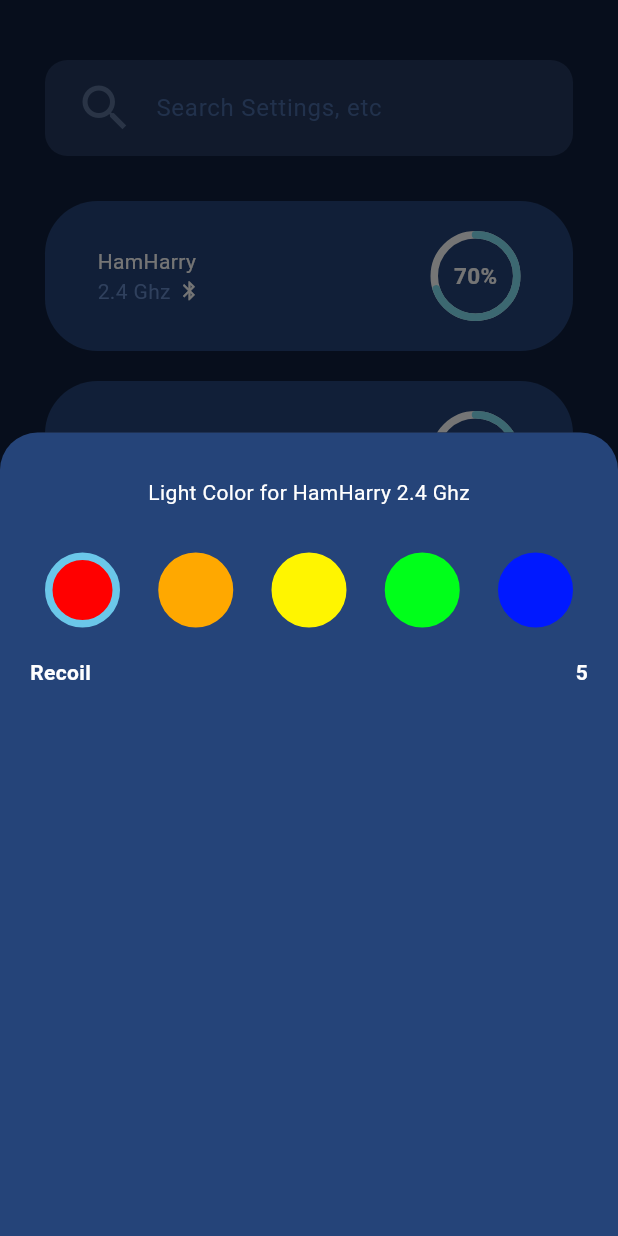
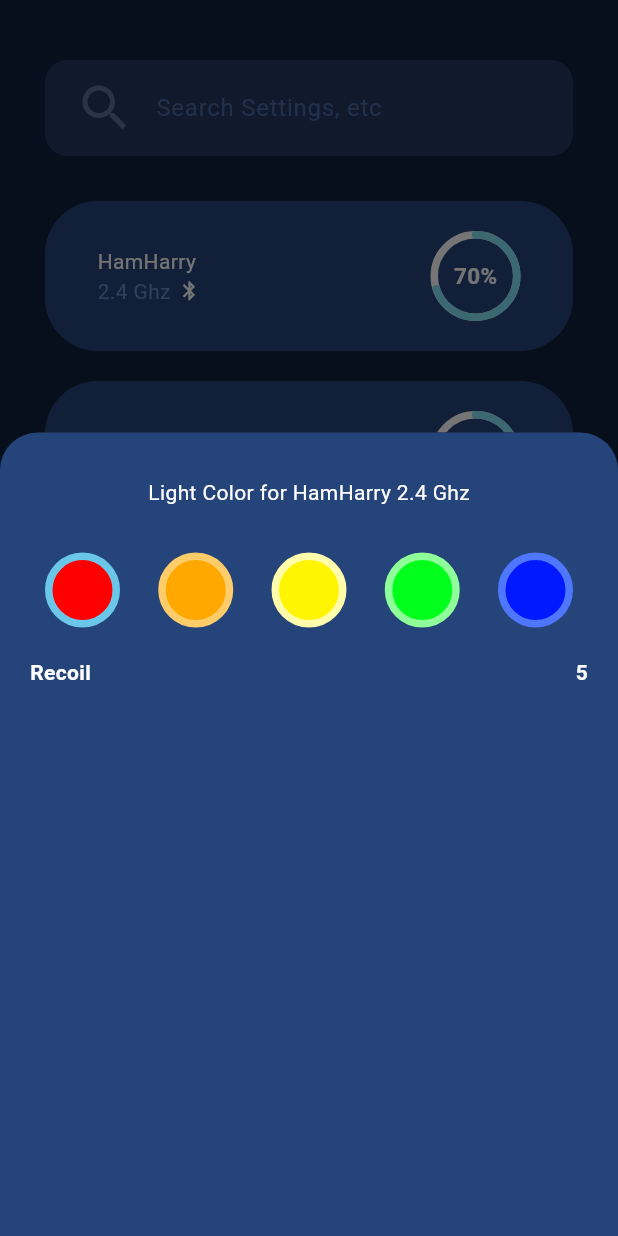
Before and after one commit to Lubpui/phandal_frontend, a Flutter app: the screen it shows after launch, after a tap on "HamHarry", on a phone screen of 412 x 824 dp. Run offline on Flutter 3.47's test engine with Material 3 defaults, Android fonts, the phone set to English and light mode, and no system bars; drawn by our look-alikes of percent_indicator.

Commit message:
color_radio_complete

```diff
--- a/lib/bottom_sheet.dart
+++ b/lib/bottom_sheet.dart
@@ -12,12 +12,20 @@ class Sheet extends StatefulWidget {
 class _SheetState extends State<Sheet> {
   int _selectedColor = 0;
 
-  final List<Color> colors = [
-    const Color(0xffFF0000),
-    const Color(0xffFFA800),
-    const Color(0xffFFF500),
-    const Color(0xff00FF1A),
-    const Color(0xff0019FF),
+  final List<int> colors = [
+    0xffFF0000,
+    0xffFFA800,
+    0xffFFF500,
+    0xff00FF1A,
+    0xff0019FF,
+  ];
+
+  final List<int> colors2 = [
+    0xffFF7373,
+    0xffFFCC6A,
+    0xffFFFCAB,
+    0xff8EFF99,
+    0xff4F76FF,
   ];
 
   Widget Radiopress(int index) {
@@ -36,11 +44,13 @@ class _SheetState extends State<Sheet> {
             shape: BoxShape.circle,
             border: Border.all(
               color: _selectedColor == index
-                  ? const Color(0xff6BC7E9)
-                  : colors[index],
+                  ? Color(0xff6BC7E9)
+                  : Color(colors2[index]),
               width: 5,
             ),
-            color: _selectedColor == index ? colors[index] : colors[index],
+            color: _selectedColor == index
+                ? Color(colors[index])
+                : Color(colors[index]),
           ),
         ),
       ),
--- a/lib/home_page.dart
+++ b/lib/home_page.dart
@@ -47,6 +47,7 @@ class _HomePageState extends State<HomePage> {
             padding:
                 const EdgeInsets.only(left: 30, right: 30, top: 40, bottom: 20),
             child: TextField(
+              autofocus: false,
               onChanged: (value) => updateList(value),
               style: const TextStyle(
                 color: Color(0xffFFFFFF),
```
